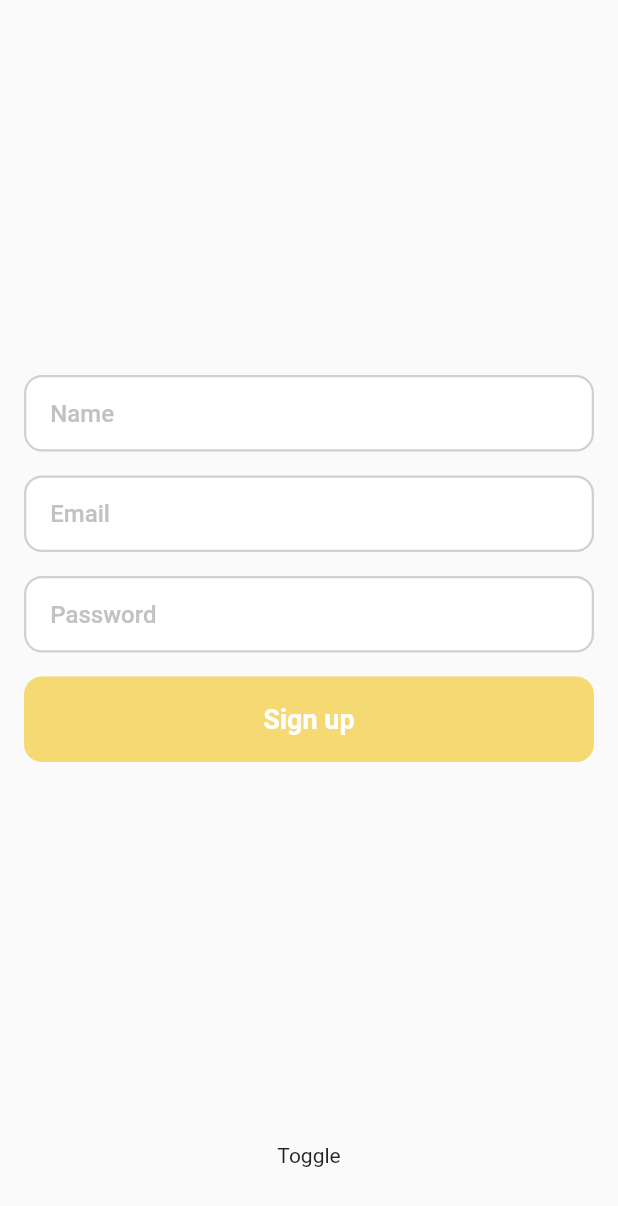
After one commit to Winniew2001/MobileApplication, a Flutter app: the screen it shows after launch, after a tap on "Toggle", on a phone screen of 412 x 824 dp. The commit adds this screen. Shown: the top 1206 px of the screen. Run offline on Flutter 3.47's test engine with Material 2 defaults, Android fonts, the phone set to English and light mode, and no system bars; our stand-ins replace firebase_core; accounts and stored records are empty.

Commit message:
Basis for authentication page

```diff
--- /dev/null
+++ b/lib/app/authentication/authentication_view.dart
@@ -0,0 +1,35 @@
+import 'package:mobile_application/app/components/auth_switch_button.dart';
+import 'package:mobile_application/app/authentication/signin/signin.dart';
+import 'package:mobile_application/app/authentication/signup/signup.dart';
+import 'package:flutter/material.dart';
+
+class AuthenticationView extends StatefulWidget {
+  const AuthenticationView({Key? key}) : super(key: key);
+
+  @override
+  State<AuthenticationView> createState() => _AuthenticationViewState();
+}
+
+class _AuthenticationViewState extends State<AuthenticationView> {
+  bool _showSignIn = true;
+
+  @override
+  Widget build(BuildContext context) {
+    return Scaffold(
+      resizeToAvoidBottomInset: false,
+      body: Stack(children: [
+        Padding(
+          padding: const EdgeInsets.fromLTRB(16, 250, 16, 0),
+          child: _showSignIn ? SignIn() : SignUp(),
+        ),
+        AuthSwitchButton(
+            showSignIn: _showSignIn,
+            onTap: () {
+              setState(() {
+                _showSignIn = !_showSignIn;
+              });
+            })
+      ]),
+    );
+  }
+}
--- /dev/null
+++ b/lib/app/authentication/signin/button.dart
@@ -0,0 +1,17 @@
+import 'package:flutter/material.dart';
+import '../../components/animated_button.dart';
+import '../../components/rounded_button_style.dart';
+
+class SignInButton extends StatelessWidget {
+  const SignInButton({Key? key}) : super(key: key);
+
+  @override
+  Widget build(BuildContext context) {
+    return AnimatedButton(
+      onTap: () {},
+      child: const RoundedButtonStyle(
+        title: "Sign In",
+      ),
+    );
+  }
+}
--- /dev/null
+++ b/lib/app/authentication/signin/email.dart
@@ -0,0 +1,15 @@
+import 'package:flutter/material.dart';
+
+import '../../components/text_input_field.dart';
+
+class Email extends StatelessWidget {
+  const Email({Key? key}) : super(key: key);
+
+  @override
+  Widget build(BuildContext context) {
+    return TextInputField(
+      hintText: "Email",
+      onChanged: (_) {},
+    );
+  }
+}
--- /dev/null
+++ b/lib/app/authentication/signin/forgot_password_button.dart
@@ -0,0 +1,24 @@
+import 'package:flutter/material.dart';
+
+class ForgotPasswordButton extends StatelessWidget {
+  const ForgotPasswordButton({Key? key}) : super(key: key);
+
+  @override
+  Widget build(BuildContext context) {
+    return GestureDetector(
+      onTap: () {},
+      child: Padding(
+        padding: const EdgeInsets.symmetric(vertical: 8.0),
+        child: Align(
+          alignment: Alignment.centerRight,
+          child: Text(
+            "Forgot Password",
+            style: TextStyle(
+              color: Color(0xFF6574FF),
+            ),
+          ),
+        ),
+      ),
+    );
+  }
+}
--- /dev/null
+++ b/lib/app/authentication/signin/password.dart
@@ -0,0 +1,16 @@
+import 'package:flutter/material.dart';
+
+import '../../components/text_input_field.dart';
+
+class Password extends StatelessWidget {
+  const Password({Key? key}) : super(key: key);
+
+  @override
+  Widget build(BuildContext context) {
+    return TextInputField(
+      hintText: "Password",
+      obscureText: true,
+      onChanged: (_) {},
+    );
+  }
+}
--- /dev/null
+++ b/lib/app/authentication/signin/signin.dart
@@ -0,0 +1,27 @@
+import 'package:flutter/material.dart';
+import 'password.dart';
+import 'email.dart';
+import 'button.dart';
+import 'forgot_password_button.dart';
+
+class SignIn extends StatelessWidget {
+  const SignIn({Key? key}) : super(key: key);
+
+  @override
+  Widget build(BuildContext context) {
+    return Column(
+      children: const [
+        Email(),
+        SizedBox(
+          height: 16.0,
+        ),
+        Password(),
+        ForgotPasswordButton(),
+        SizedBox(
+          height: 16.0,
+        ),
+        SignInButton(),
+      ],
+    );
+  }
+}
--- /dev/null
+++ b/lib/app/authentication/signup/button.dart
@@ -0,0 +1,17 @@
+import 'package:flutter/material.dart';
+import '../../components/animated_button.dart';
+import '../../components/rounded_button_style.dart';
+
+class SignUpButton extends StatelessWidget {
+  const SignUpButton({Key? key}) : super(key: key);
+
+  @override
+  Widget build(BuildContext context) {
+    return AnimatedButton(
+      onTap: () {},
+      child: const RoundedButtonStyle(
+        title: "Sign up",
+      ),
+    );
+  }
+}
--- /dev/null
+++ b/lib/app/authentication/signup/email.dart
@@ -0,0 +1,15 @@
+import 'package:flutter/material.dart';
+
+import '../../components/text_input_field.dart';
+
+class Email extends StatelessWidget {
+  const Email({Key? key}) : super(key: key);
+
+  @override
+  Widget build(BuildContext context) {
+    return TextInputField(
+      hintText: "Email",
+      onChanged: (_) {},
+    );
+  }
+}
--- /dev/null
+++ b/lib/app/authentication/signup/name.dart
@@ -0,0 +1,15 @@
+import 'package:flutter/material.dart';
+
+import '../../components/text_input_field.dart';
+
+class Name extends StatelessWidget {
+  const Name({Key? key}) : super(key: key);
+
+  @override
+  Widget build(BuildContext context) {
+    return TextInputField(
+      hintText: "Name",
+      onChanged: (_) {},
+    );
+  }
+}
--- /dev/null
+++ b/lib/app/authentication/signup/password.dart
@@ -0,0 +1,16 @@
+import 'package:flutter/material.dart';
+
+import '../../components/text_input_field.dart';
+
+class Password extends StatelessWidget {
+  const Password({Key? key}) : super(key: key);
+
+  @override
+  Widget build(BuildContext context) {
+    return TextInputField(
+      hintText: "Password",
+      obscureText: true,
+      onChanged: (_) {},
+    );
+  }
+}
--- /dev/null
+++ b/lib/app/authentication/signup/signup.dart
@@ -0,0 +1,30 @@
+import 'package:flutter/material.dart';
+import 'name.dart';
+import 'password.dart';
+import 'email.dart';
+import 'button.dart';
+
+class SignUp extends StatelessWidget {
+  const SignUp({Key? key}) : super(key: key);
+
+  @override
+  Widget build(BuildContext context) {
+    return Column(
+      children: const[
+        Name(),
+        SizedBox(
+          height: 16.0,
+        ),
+        Email(),
+        SizedBox(
+          height: 16.0,
+        ),
+        Password(),
+        SizedBox(
+          height: 16.0,
+        ),
+        SignUpButton(),
+      ],
+    );
+  }
+}
--- /dev/null
+++ b/lib/app/components/animated_button.dart
@@ -0,0 +1,65 @@
+import 'package:flutter/material.dart';
+
+class AnimatedButton extends StatefulWidget {
+  final VoidCallback? onTap;
+  final Widget child;
+
+  const AnimatedButton({
+    Key? key,
+    required this.onTap,
+    required this.child,
+  }) : super(key: key);
+
+  @override
+  State<AnimatedButton> createState() => _AnimatedButtonState();
+}
+
+class _AnimatedButtonState extends State<AnimatedButton>
+    with SingleTickerProviderStateMixin {
+  late AnimationController _animationController;
+  late Animation<double> _animation;
+
+  @override
+  void initState() {
+    super.initState();
+    _animationController = AnimationController(
+      vsync: this,
+      duration: const Duration(milliseconds: 400),
+    );
+
+    _animation =
+        Tween<double>(begin: 1.0, end: 0.9).animate(_animationController);
+  }
+
+  @override
+  Widget build(BuildContext context) {
+    return GestureDetector(
+      onTap: widget.onTap,
+      onTapDown: widget.onTap != null
+          ? (_) {
+              _animationController.forward();
+            }
+          : null,
+      onTapUp: widget.onTap != null
+          ? (_) {
+              _animationController.reverse();
+            }
+          : null,
+      child: AnimatedBuilder(
+        animation: _animationController,
+        builder: (_, __) {
+          return Transform.scale(
+            scale: _animation.value,
+            child: widget.child,
+          );
+        },
+      ),
+    );
+  }
+
+  @override
+  void dispose() {
+    _animationController.dispose();
+    super.dispose();
+  }
+}
--- /dev/null
+++ b/lib/app/components/auth_switch_button.dart
@@ -0,0 +1,27 @@
+import 'package:flutter/material.dart';
+
+class AuthSwitchButton extends StatelessWidget {
+  final bool showSignIn;
+  final VoidCallback onTap;
+
+  const AuthSwitchButton(
+      {Key? key, required this.showSignIn, required this.onTap})
+      : super(key: key);
+
+  @override
+  Widget build(BuildContext context) {
+    return Positioned(
+      left: 0,
+      right: 0,
+      bottom: 30,
+      child: GestureDetector(
+        onTap: onTap,
+        child: Container(
+          alignment: Alignment.center,
+          padding: EdgeInsets.all(16.0),
+          child: Text("Toggle"),
+        ),
+      ),
+    );
+  }
+}
--- /dev/null
+++ b/lib/app/components/rounded_button_style.dart
@@ -0,0 +1,30 @@
+import 'package:flutter/material.dart';
+
+class RoundedButtonStyle extends StatelessWidget {
+  final String title;
+
+  const RoundedButtonStyle({
+    Key? key,
+    required this.title,
+  }) : super(key: key);
+
+  @override
+  Widget build(BuildContext context) {
+    return Container(
+      padding: const EdgeInsets.symmetric(vertical: 18),
+      alignment: Alignment.center,
+      decoration: BoxDecoration(
+        color: const Color(0xFFF5D973),
+        borderRadius: BorderRadius.circular(12),
+      ),
+      child: Text(
+        title,
+        style: const TextStyle(
+          color: Colors.white,
+          fontWeight: FontWeight.bold,
+          fontSize: 18,
+        ),
+      ),
+    );
+  }
+}
--- /dev/null
+++ b/lib/app/components/size_fade_switcher.dart
@@ -0,0 +1,46 @@
+import 'package:flutter/material.dart';
+
+class SizeFadeSwitcher extends StatelessWidget {
+  final Widget child;
+
+  const SizeFadeSwitcher({Key? key, required this.child}) : super(key: key);
+
+  @override
+  Widget build(BuildContext context) {
+    return AnimatedSwitcher(
+      transitionBuilder: ((child, animation) {
+        final sizeAnimation = Tween<double>(begin: 0.0, end: 1.0).animate(
+          CurvedAnimation(
+            parent: animation,
+            curve: const Interval(
+              0.0,
+              0.5,
+            ),
+          ),
+        );
+        final fadeAnimation = Tween<double>(begin: 0.0, end: 1.0).animate(
+          CurvedAnimation(
+            parent: animation,
+            curve: const Interval(
+              0.5,
+              1.0,
+            ),
+          ),
+        );
+        return FadeTransition(
+          opacity: fadeAnimation,
+          child: SizeTransition(
+            sizeFactor: sizeAnimation,
+            child: child,
+          ),
+        );
+      }),
+      switchInCurve: Curves.easeIn,
+      switchOutCurve: Curves.easeIn,
+      duration: const Duration(
+        milliseconds: 400,
+      ),
+      child: child,
+    );
+  }
+}
--- /dev/null
+++ b/lib/app/components/text_input_field.dart
@@ -0,0 +1,63 @@
+import 'package:flutter/material.dart';
+import 'package:mobile_application/app/components/size_fade_switcher.dart';
+
+class TextInputField extends StatelessWidget {
+  final String hintText;
+  final void Function(String value) onChanged;
+  final String? errorText;
+  final bool obscureText;
+
+  const TextInputField({
+    Key? key,
+    required this.hintText,
+    required this.onChanged,
+    this.errorText,
+    this.obscureText = false,
+  }) : super(key: key);
+
+  @override
+  Widget build(BuildContext context) {
+    return Column(
+      mainAxisSize: MainAxisSize.min,
+      crossAxisAlignment: CrossAxisAlignment.start,
+      children: [
+        Container(
+          padding: const EdgeInsets.symmetric(horizontal: 16),
+          decoration: BoxDecoration(
+            color: Colors.white,
+            borderRadius: BorderRadius.circular(12),
+            border: Border.all(
+              color: const Color(0xFFD0D0D0),
+              width: 1.5,
+            ),
+          ),
+          child: TextField(
+            onChanged: onChanged,
+            obscureText: obscureText,
+            decoration: InputDecoration(
+              border: InputBorder.none,
+              hintText: hintText,
+              hintStyle: const TextStyle(
+                fontSize: 16,
+                fontWeight: FontWeight.w500,
+                color: Color(0xFFC2C2C2),
+              ),
+            ),
+          ),
+        ),
+        SizeFadeSwitcher(
+            child: errorText != null
+                ? Padding(
+                    padding: const EdgeInsets.fromLTRB(16, 4, 16, 0),
+                    child: Text(
+                      errorText!,
+                      style: TextStyle(
+                        color: Theme.of(context).errorColor,
+                      ),
+                    ),
+                  )
+                : const SizedBox.shrink())
+      ],
+    );
+  }
+}
--- a/lib/main.dart
+++ b/lib/main.dart
@@ -1,5 +1,6 @@
 import 'package:firebase_core/firebase_core.dart';
 import 'package:flutter/material.dart';
+import 'package:mobile_application/app/authentication/authentication_view.dart';
 import 'package:mobile_application/firebase_options.dart';
 
 
@@ -24,7 +25,7 @@ class MyApp extends StatelessWidget {
       theme: ThemeData(
           primarySwatch: Colors.purple
       ),
-      home: SignInPage(),
+      home: AuthenticationView(),
     );
   }
 }
```
